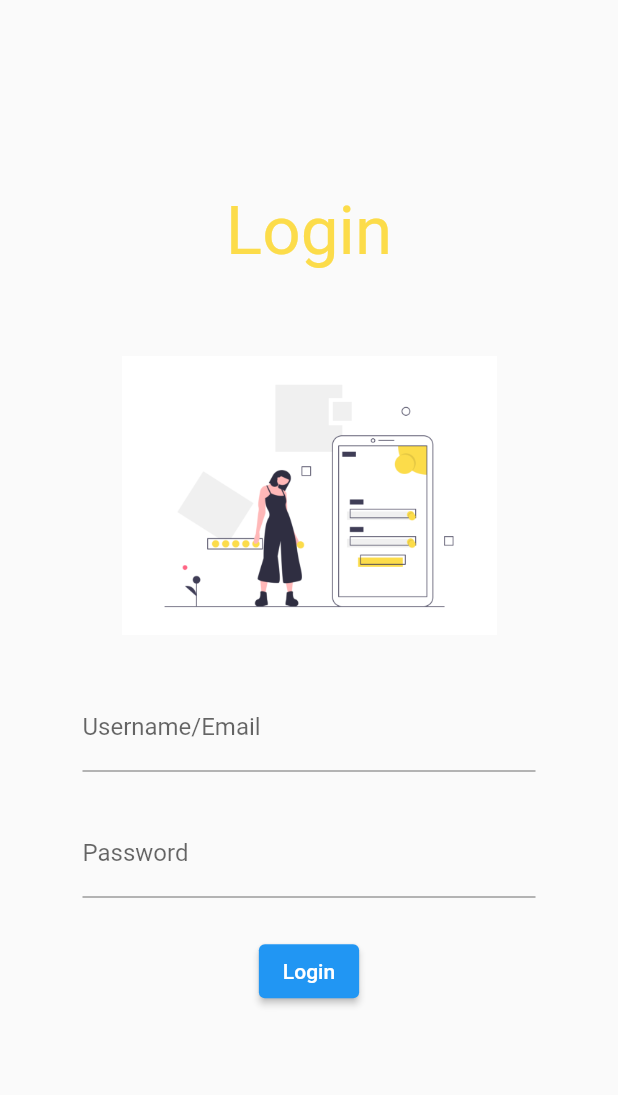
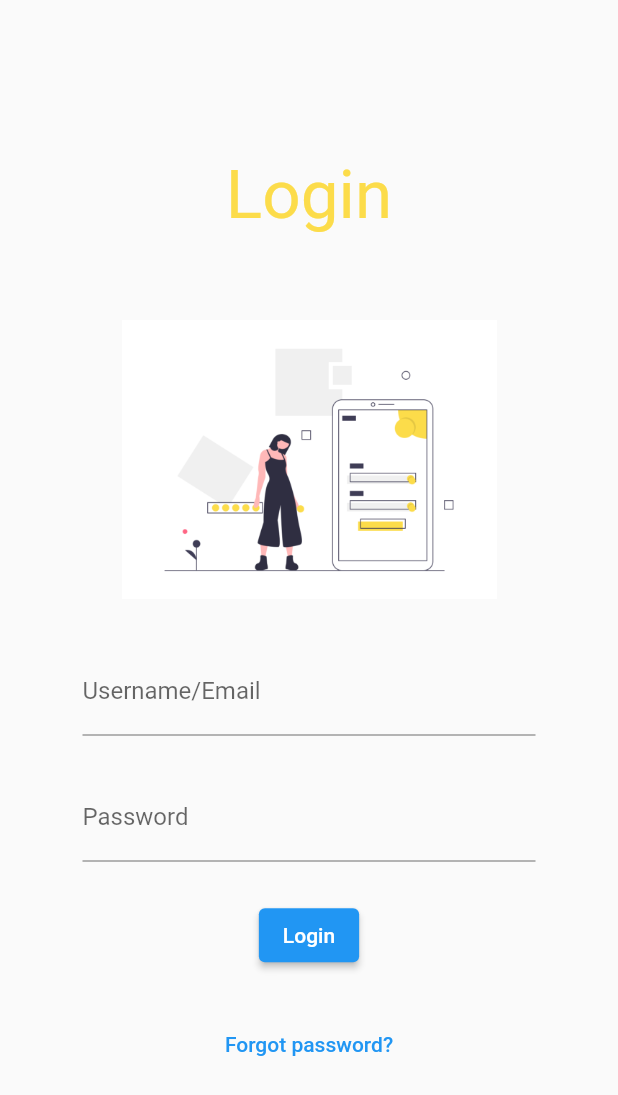
Before and after one commit to sullie-dev/flutter-login-ui, a Flutter app: the screen it shows after launch, on a phone screen of 412 x 824 dp. Shown: the top 1095 px of the screen. Run offline on Flutter 3.47's test engine with Material 2 defaults, Android fonts, the phone set to English and light mode, and no system bars.

Commit message:
added forgot password button

```diff
--- a/lib/main.dart
+++ b/lib/main.dart
@@ -46,7 +46,6 @@ class _LoginScreen extends State<LoginScreen> {
                   width: 250,
                 ),
                 SizedBox(
-                  // width: double.infinity,
                   height: 25,
                 ),
               ],
@@ -90,7 +89,12 @@ class _LoginScreen extends State<LoginScreen> {
             ),
             SizedBox(
               height: 25,
-            )
+            ),
+            TextButton(
+                onPressed: () => {
+                      print('Forgot password'),
+                    },
+                child: Text('Forgot password?'))
           ],
         ),
       ),
```
